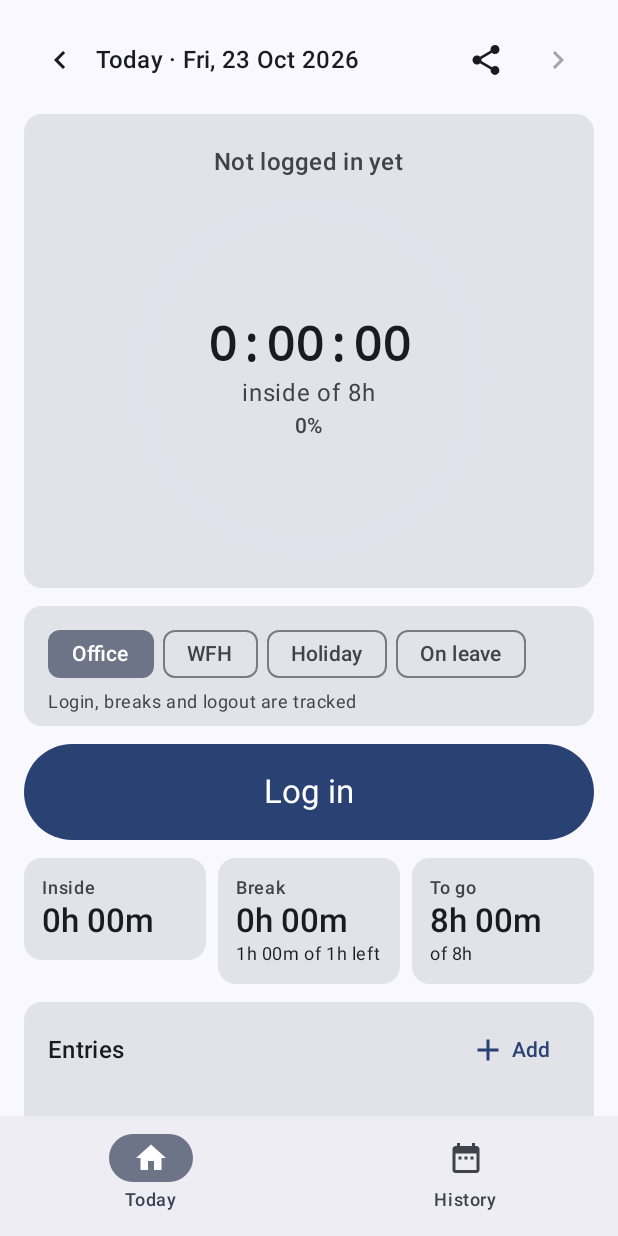
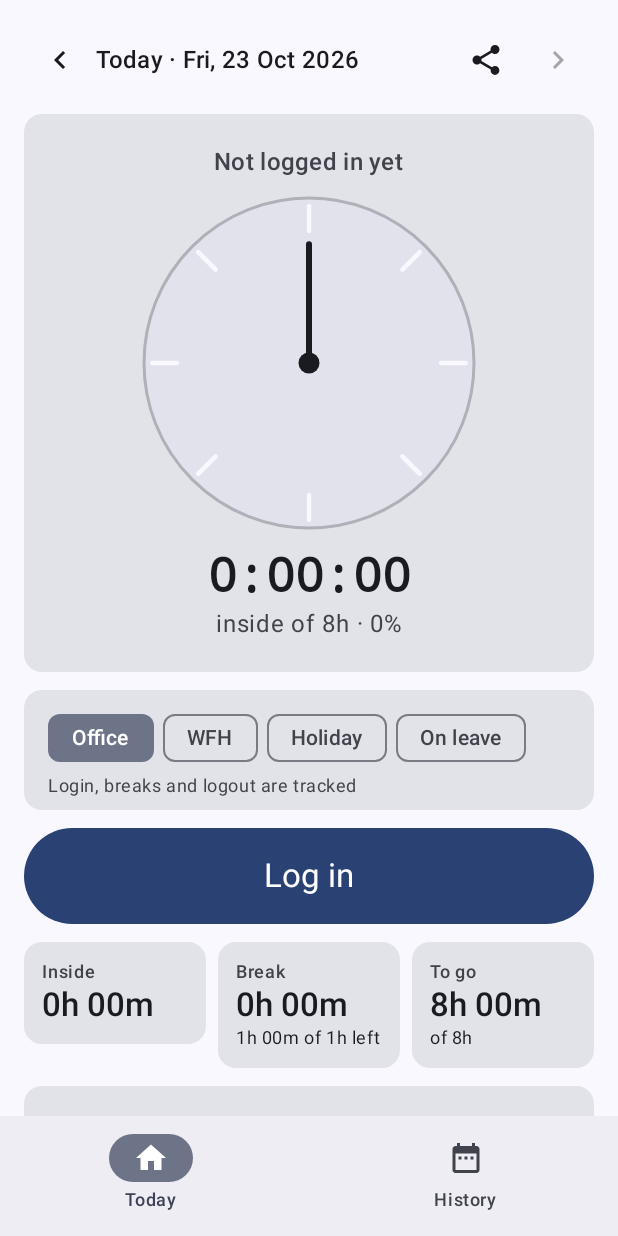
Before and after one commit to gkgsiva/tracker, an Android app built with Jetpack Compose: the screen it shows after launch (MainActivity), on a phone screen of 412 x 824 dp. Run offline under Robolectric (Android 15) with nearby library versions, the phone set to English and light mode, and no system bars; our stand-ins replace Room's generated code.

Commit message:
Show 8h progress as a filling clock dial
A solid clock face with one tick per hour fills clockwise with a hand at
the edge as time inside grows. The fill is the primary color while
inside, tertiary on a break, green once 8h is reached and red for a
finished LOP day.

Co-Authored-By: Claude Opus 5.5 (1M context) <noreply@anthropic.com>
Claude-Session: https://claude.ai/code/session_01Lp136no5xCLgL2Nuw7NZEz

```diff
--- a/app/src/main/java/com/gkgsiva/tracker/ui/Animations.kt
+++ b/app/src/main/java/com/gkgsiva/tracker/ui/Animations.kt
@@ -24,18 +24,18 @@ import androidx.compose.material3.Text
 import androidx.compose.runtime.Composable
 import androidx.compose.runtime.getValue
 import androidx.compose.runtime.key
-import androidx.compose.ui.Alignment
 import androidx.compose.ui.Modifier
 import androidx.compose.ui.draw.alpha
 import androidx.compose.ui.draw.scale
 import androidx.compose.ui.geometry.Offset
-import androidx.compose.ui.geometry.Size
 import androidx.compose.ui.graphics.Color
 import androidx.compose.ui.graphics.StrokeCap
 import androidx.compose.ui.graphics.drawscope.Stroke
 import androidx.compose.ui.text.TextStyle
 import androidx.compose.ui.unit.Dp
 import androidx.compose.ui.unit.dp
+import kotlin.math.cos
+import kotlin.math.sin
 
 /** Text whose characters roll up, odometer style, whenever they change. */
 @Composable
@@ -57,31 +57,47 @@ fun RollingText(text: String, modifier: Modifier = Modifier, style: TextStyle =
     }
 }
 
-/** Circular progress ring that sweeps smoothly to [progress] (0..1). */
+/**
+ * A filled clock face for the 8h target: a wedge in [fillColor] sweeps clockwise from 12 o'clock
+ * as [progress] (0..1) grows, with a hand at its edge and one tick per hour.
+ */
 @Composable
-fun ProgressRing(
+fun ClockDial(
     progress: Float,
-    color: Color,
-    trackColor: Color,
+    fillColor: Color,
+    faceColor: Color,
+    handColor: Color,
+    tickColor: Color,
     modifier: Modifier = Modifier,
-    size: Dp = 240.dp,
-    stroke: Dp = 14.dp,
-    content: @Composable () -> Unit,
+    size: Dp = 220.dp,
+    hours: Int = 8,
 ) {
-    val animated by animateFloatAsState(
+    val sweep by animateFloatAsState(
         targetValue = progress.coerceIn(0f, 1f),
         animationSpec = tween(900, easing = FastOutSlowInEasing),
-        label = "ring",
+        label = "dial",
     )
-    Box(modifier.size(size), contentAlignment = Alignment.Center) {
-        Canvas(Modifier.size(size)) {
-            val w = stroke.toPx()
-            val arcSize = Size(this.size.width - w, this.size.height - w)
-            val topLeft = Offset(w / 2, w / 2)
-            drawArc(trackColor, 0f, 360f, false, topLeft, arcSize, style = Stroke(w))
-            drawArc(color, -90f, 360f * animated, false, topLeft, arcSize, style = Stroke(w, cap = StrokeCap.Round))
+    Canvas(modifier.size(size)) {
+        val r = this.size.minDimension / 2f
+        fun point(fraction: Float, radius: Float): Offset {
+            val a = Math.toRadians(-90.0 + 360.0 * fraction)
+            return Offset(center.x + radius * cos(a).toFloat(), center.y + radius * sin(a).toFloat())
         }
-        content()
+
+        drawCircle(faceColor, r)
+        drawArc(fillColor, -90f, 360f * sweep, useCenter = true)
+        for (i in 0 until hours) {
+            drawLine(
+                tickColor,
+                point(i / hours.toFloat(), r * 0.8f),
+                point(i / hours.toFloat(), r * 0.95f),
+                strokeWidth = 3.dp.toPx(),
+                cap = StrokeCap.Round,
+            )
+        }
+        drawLine(handColor, center, point(sweep, r * 0.72f), strokeWidth = 4.dp.toPx(), cap = StrokeCap.Round)
+        drawCircle(handColor, 7.dp.toPx())
+        drawCircle(handColor.copy(alpha = 0.25f), r, style = Stroke(2.dp.toPx()))
     }
 }
 
--- a/app/src/main/java/com/gkgsiva/tracker/ui/TodayScreen.kt
+++ b/app/src/main/java/com/gkgsiva/tracker/ui/TodayScreen.kt
@@ -2,6 +2,7 @@ package com.gkgsiva.tracker.ui
 
 import androidx.compose.animation.animateColorAsState
 import androidx.compose.animation.core.tween
+import androidx.compose.foundation.isSystemInDarkTheme
 import androidx.compose.foundation.layout.Arrangement
 import androidx.compose.foundation.layout.Column
 import androidx.compose.foundation.layout.Row
@@ -338,7 +339,24 @@ private fun StatusCard(s: DaySummary, live: Boolean) {
                 if (live && (s.status == DayStatus.INSIDE || s.status == DayStatus.ON_BREAK)) PulsingDot(color)
                 Text(label, style = MaterialTheme.typography.titleMedium, color = color, fontWeight = FontWeight.SemiBold)
             }
-            ProgressRing(progress = progress, color = color, trackColor = MaterialTheme.colorScheme.surfaceVariant) {
+            val doneColor = if (isSystemInDarkTheme()) Color(0xFF81C784) else Color(0xFF2E7D32)
+            val fill by animateColorAsState(
+                when {
+                    s.finished && s.lop -> MaterialTheme.colorScheme.error
+                    progress >= 1f -> doneColor
+                    s.status == DayStatus.ON_BREAK -> MaterialTheme.colorScheme.tertiary
+                    else -> MaterialTheme.colorScheme.primary
+                },
+                tween(800),
+                label = "fill",
+            )
+            ClockDial(
+                progress = progress,
+                fillColor = fill,
+                faceColor = MaterialTheme.colorScheme.surfaceVariant,
+                handColor = MaterialTheme.colorScheme.onSurface,
+                tickColor = MaterialTheme.colorScheme.surface,
+            )
             Column(horizontalAlignment = Alignment.CenterHorizontally) {
                 RollingText(
                     s.inside.formatHms(),
@@ -347,13 +365,10 @@ private fun StatusCard(s: DaySummary, live: Boolean) {
                         fontWeight = FontWeight.SemiBold,
                     ),
                 )
-                    Text(if (s.wfh) "worked of 8h" else "inside of 8h", color = MaterialTheme.colorScheme.onSurfaceVariant)
                 Text(
-                        "${(progress * 100).toInt().coerceAtMost(999)}%",
-                        style = MaterialTheme.typography.labelLarge,
-                        color = color,
+                    "${if (s.wfh) "worked" else "inside"} of 8h · ${(progress * 100).toInt().coerceAtMost(999)}%",
+                    color = MaterialTheme.colorScheme.onSurfaceVariant,
                 )
-                }
             }
             if (s.status == DayStatus.ON_BREAK) {
                 Row(verticalAlignment = Alignment.CenterVertically) {
```
Also changed, not shown: 1 other file. Lines whose indentation alone changed are shown as unchanged.
